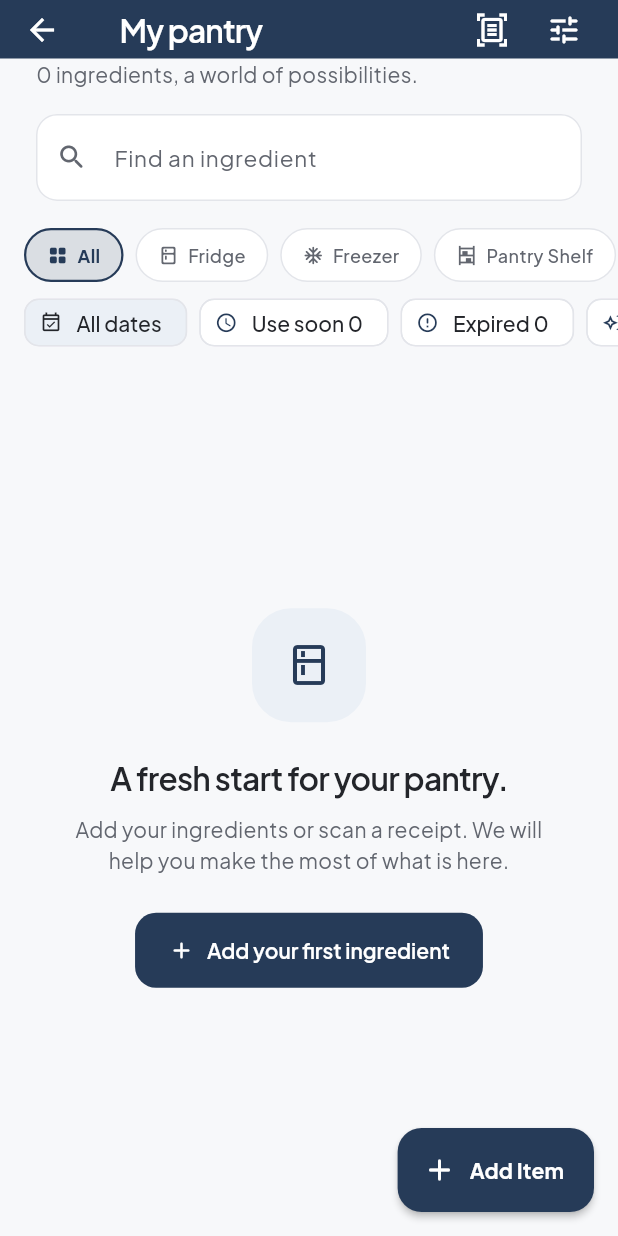
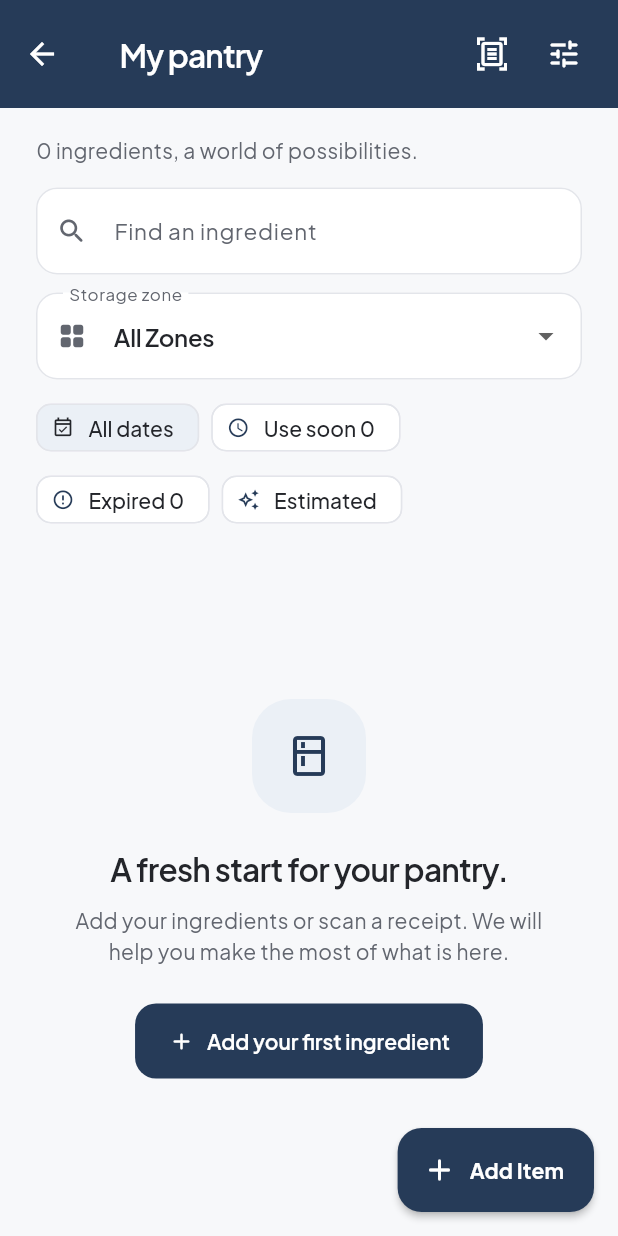
Before and after one commit to WaseeqSiddiqui/CulinaryAI, a Flutter app: the PantryScreen screen opened directly, on a phone screen of 412 x 824 dp. Run offline on Flutter 3.47's test engine with Material 3 defaults, Android fonts, the phone set to English and light mode, and no system bars; our stand-ins replace cloud_firestore, firebase_auth, firebase_core, flutter_tts, google_sign_in, image_picker and 2 more; missing offline and left inert: flutter_inappwebview; accounts and stored records are empty.

Commit message:
Refine pantry navigation and add branded startup with resilient saved login

```diff
--- a/lib/core/theme/app_theme.dart
+++ b/lib/core/theme/app_theme.dart
@@ -8,20 +8,25 @@ class AppTheme {
   static const freshHerb = Color(0xFF2D7B56);
   static const freshHerbLight = Color(0xFFA9D4B9);
   static const freshHerbDark = Color(0xFF205B3D);
-  static const warmSaffron = Color(0xFFA76B20);
-  static const warmSaffronLight = Color(0xFFF5DCAD);
+  static const accentViolet = Color(0xFF7055C6);
+  static const accentVioletLight = Color(0xFFD7CAFF);
+  static const accentVioletBright = Color(0xFFB9A5FF);
+  static const accentVioletSoft = Color(0xFFF0EAFF);
+  // Compatibility aliases keep existing badges and controls on one palette.
+  static const warmSaffron = accentViolet;
+  static const warmSaffronLight = accentVioletSoft;
   static const errorRed = Color(0xFFBA2F3D);
   static const successGreen = freshHerb;
   static const primaryEmerald = primaryFlame;
   static const primaryLight = primaryFlameLight;
   static const primaryDark = primaryFlameDark;
-  static const terracottaAccent = Color(0xFFA2643F);
-  static const copperLight = Color(0xFFE3BB9F);
+  static const terracottaAccent = accentViolet;
+  static const copperLight = accentVioletLight;
   static const warmAmber = warmSaffron;
   static const zoneFridge = Color(0xFF3E7C9C);
   static const zoneFreezer = Color(0xFF7B70B1);
-  static const zonePantry = Color(0xFFA76B20);
-  static const zoneSpice = Color(0xFFA2643F);
+  static const zonePantry = accentViolet;
+  static const zoneSpice = Color(0xFF5E459F);
   static const creamWarm = Color(0xFFF7F8FA);
   static const creamBeige = Color(0xFFEFF0F3);
   static const creamSurface = Color(0xFFF3F4F6);
@@ -90,11 +95,11 @@ class AppTheme {
         ).copyWith(
           primary: accent,
           onPrimary: dark ? bgDark : Colors.white,
-          secondary: dark ? copperLight : terracottaAccent,
+          secondary: dark ? accentVioletLight : accentViolet,
           onSecondary: dark ? bgDark : Colors.white,
-          secondaryContainer: dark ? surfaceDark3 : const Color(0xFFF4EAE3),
+          secondaryContainer: dark ? surfaceDark3 : accentVioletSoft,
           onSecondaryContainer: ink,
-          tertiary: dark ? copperLight : terracottaAccent,
+          tertiary: dark ? accentVioletLight : accentViolet,
           onTertiary: dark ? bgDark : Colors.white,
           surface: surface,
           onSurface: ink,
@@ -104,7 +109,7 @@ class AppTheme {
           onPrimaryContainer: ink,
           outline: border,
           outlineVariant: border,
-          error: dark ? const Color(0xFFE9A095) : errorRed,
+          error: dark ? const Color(0xFFFFB4BF) : errorRed,
           onError: dark ? bgDark : Colors.white,
         );
     return base.copyWith(
@@ -268,7 +273,7 @@ class AppTheme {
         elevation: 0,
         backgroundColor: barBackground,
         surfaceTintColor: Colors.transparent,
-        indicatorColor: terracottaAccent,
+        indicatorColor: accentVioletBright,
         overlayColor: WidgetStateProperty.resolveWith((states) {
           if (states.contains(WidgetState.pressed)) {
             return Colors.white.withValues(alpha: .16);
@@ -286,7 +291,7 @@ class AppTheme {
                 ? FontWeight.w700
                 : FontWeight.w500,
             color: states.contains(WidgetState.selected)
-                ? copperLight
+                ? accentVioletLight
                 : primaryFlameLight,
           ),
         ),
@@ -294,7 +299,7 @@ class AppTheme {
           (states) => IconThemeData(
             size: 22,
             color: states.contains(WidgetState.selected)
-                ? Colors.white
+                ? primaryFlameDark
                 : primaryFlameLight,
           ),
         ),
--- a/lib/screens/cooking/guided_cooking_screen.dart
+++ b/lib/screens/cooking/guided_cooking_screen.dart
@@ -382,7 +382,7 @@ class _GuidedCookingViewState extends State<_GuidedCookingView> {
               bottom: const TabBar(
                 labelColor: Colors.white,
                 unselectedLabelColor: AppTheme.primaryFlameLight,
-                indicatorColor: AppTheme.copperLight,
+                indicatorColor: AppTheme.accentVioletLight,
                 tabs: [
                   Tab(icon: Icon(Icons.soup_kitchen_rounded), text: 'Cook'),
                   Tab(icon: Icon(Icons.forum_outlined), text: 'Ask Chef'),
--- a/lib/screens/pantry/pantry_screen.dart
+++ b/lib/screens/pantry/pantry_screen.dart
@@ -150,9 +150,10 @@ class _PantryScreenState extends State<PantryScreen>
     final grouped = pantry.itemsByZone;
 
     return Scaffold(
+      appBar: _buildAppBar(context, pantry),
       body: NestedScrollView(
         headerSliverBuilder: (context, innerBoxIsScrolled) => [
-          _buildSliverAppBar(context, pantry, isDark, innerBoxIsScrolled),
+          SliverToBoxAdapter(child: _buildPantryHeader(context, pantry)),
         ],
         body: pantry.allItems.isEmpty
             ? _buildEmptyState(context)
@@ -172,15 +173,7 @@ class _PantryScreenState extends State<PantryScreen>
     );
   }
 
-  SliverAppBar _buildSliverAppBar(
-    BuildContext context,
-    PantryProvider pantry,
-    bool isDark,
-    bool innerBoxIsScrolled,
-  ) {
-    return SliverAppBar(
-      pinned: true,
-      automaticallyImplyLeading: true,
+  AppBar _buildAppBar(BuildContext context, PantryProvider pantry) => AppBar(
     title: const Text('My pantry'),
     actions: [
       IconButton(
@@ -198,25 +191,23 @@ class _PantryScreenState extends State<PantryScreen>
       ),
       const SizedBox(width: 12),
     ],
-      bottom: PreferredSize(
-        preferredSize: const Size.fromHeight(184),
-        child: ColoredBox(
-          color: Theme.of(context).scaffoldBackgroundColor,
+  );
+
+  Widget _buildPantryHeader(
+    BuildContext context,
+    PantryProvider pantry,
+  ) => Padding(
+    padding: const EdgeInsets.fromLTRB(24, 18, 24, 8),
     child: Column(
-            crossAxisAlignment: CrossAxisAlignment.start,
-            children: [
-              Padding(
-                padding: const EdgeInsets.fromLTRB(24, 0, 24, 16),
-                child: Text(
+      crossAxisAlignment: CrossAxisAlignment.stretch,
+      children: [
+        Text(
           '${pantry.totalCount} ingredients, a world of possibilities.',
-                  style: Theme.of(context).textTheme.bodyMedium?.copyWith(
-                    color: Theme.of(context).colorScheme.onSurfaceVariant,
-                  ),
-                ),
-              ),
-              Padding(
-                padding: const EdgeInsets.symmetric(horizontal: 24),
-                child: TextField(
+          style: Theme.of(context).textTheme.bodyMedium
+              ?.copyWith(color: Theme.of(context).colorScheme.onSurfaceVariant),
+        ),
+        const SizedBox(height: 14),
+        TextField(
           controller: _searchController,
           onChanged: pantry.setSearch,
           decoration: const InputDecoration(
@@ -225,16 +216,35 @@ class _PantryScreenState extends State<PantryScreen>
             isDense: true,
           ),
         ),
-              ),
-              const SizedBox(height: 10),
-              _buildZoneChips(pantry, isDark),
+        const SizedBox(height: 12),
+        DropdownButtonFormField<String>(
+          key: ValueKey('pantry-zone-${pantry.selectedZone ?? 'all'}'),
+          initialValue: pantry.selectedZone ?? 'All',
+          isExpanded: true,
+          decoration: InputDecoration(
+            labelText: 'Storage zone',
+            prefixIcon: Icon(
+              _zoneMeta[pantry.selectedZone]?.icon ?? Icons.grid_view_rounded,
+              size: 20,
+            ),
+          ),
+          items: [
+            const DropdownMenuItem(value: 'All', child: Text('All Zones')),
+            ...PantryProvider.zones.map(
+              (zone) => DropdownMenuItem(
+                value: zone,
+                child: Text(_zoneMeta[zone]!.label),
+              ),
+            ),
+          ],
+          onChanged: (zone) =>
+              pantry.setZoneFilter(zone == 'All' ? null : zone),
+        ),
+        const SizedBox(height: 12),
         _buildExpiryChips(pantry),
       ],
     ),
-        ),
-      ),
-    );
-  }
+  );
 
   Widget _buildExpiryChips(PantryProvider pantry) {
     final entries = <(PantryExpiryFilter, String, IconData, int?)>[
@@ -263,18 +273,13 @@ class _PantryScreenState extends State<PantryScreen>
         null,
       ),
     ];
-    return SizedBox(
-      height: 44,
-      child: ListView.separated(
-        scrollDirection: Axis.horizontal,
-        padding: const EdgeInsets.fromLTRB(16, 2, 16, 8),
-        itemCount: entries.length,
-        separatorBuilder: (_, _) => const SizedBox(width: 8),
-        itemBuilder: (_, index) {
-          final entry = entries[index];
-          final selected = pantry.expiryFilter == entry.$1;
-          return FilterChip(
-            selected: selected,
+    return Wrap(
+      spacing: 8,
+      runSpacing: 8,
+      children: entries
+          .map(
+            (entry) => FilterChip(
+              selected: pantry.expiryFilter == entry.$1,
               showCheckmark: false,
               avatar: Icon(entry.$3, size: 15),
               label: Text(
@@ -282,44 +287,9 @@ class _PantryScreenState extends State<PantryScreen>
               ),
               onSelected: (_) => pantry.setExpiryFilter(entry.$1),
               visualDensity: VisualDensity.compact,
-          );
-        },
-      ),
-    );
-  }
-
-  Widget _buildZoneChips(PantryProvider pantry, bool isDark) {
-    return SizedBox(
-      height: 52,
-      child: ListView(
-        scrollDirection: Axis.horizontal,
-        padding: const EdgeInsets.symmetric(horizontal: 16, vertical: 8),
-        children: [
-          _ZoneChip(
-            label: 'All',
-            icon: Icons.grid_view_rounded,
-            color: isDark ? AppTheme.primaryFlameLight : AppTheme.primaryFlame,
-            isSelected: pantry.selectedZone == null,
-            onTap: () => pantry.setZoneFilter(null),
-          ),
-          const SizedBox(width: 8),
-          ...PantryProvider.zones.map((zone) {
-            final meta = _zoneMeta[zone]!;
-            return Padding(
-              padding: const EdgeInsets.only(right: 8),
-              child: _ZoneChip(
-                label: meta.label,
-                icon: meta.icon,
-                color: meta.color,
-                isSelected: pantry.selectedZone == zone,
-                onTap: () => pantry.setZoneFilter(
-                  pantry.selectedZone == zone ? null : zone,
-                ),
-              ),
-            );
-          }),
-        ],
-      ),
+            ),
+          )
+          .toList(),
     );
   }
 
@@ -866,77 +836,6 @@ class _QtyBtn extends StatelessWidget {
 }
 
 // ── Zone Chip ─────────────────────────────────────────────────────────────────
-
-class _ZoneChip extends StatelessWidget {
-  final String label;
-  final IconData icon;
-  final Color color;
-  final bool isSelected;
-  final VoidCallback onTap;
-
-  const _ZoneChip({
-    required this.label,
-    required this.icon,
-    required this.color,
-    required this.isSelected,
-    required this.onTap,
-  });
-
-  @override
-  Widget build(BuildContext context) {
-    final isDark = Theme.of(context).brightness == Brightness.dark;
-    return GestureDetector(
-      onTap: onTap,
-      child: AnimatedContainer(
-        duration: const Duration(milliseconds: 200),
-        padding: const EdgeInsets.symmetric(horizontal: 14, vertical: 7),
-        decoration: BoxDecoration(
-          color: isSelected
-              ? color.withValues(alpha: isDark ? 0.2 : 0.14)
-              : (isDark ? AppTheme.surfaceDark2 : Colors.white),
-          borderRadius: BorderRadius.circular(20),
-          border: Border.all(
-            color: isSelected
-                ? color
-                : (isDark ? AppTheme.borderDark : AppTheme.borderLight),
-            width: isSelected ? 1.5 : 1,
-          ),
-        ),
-        child: Row(
-          mainAxisSize: MainAxisSize.min,
-          children: [
-            Icon(
-              icon,
-              size: 14,
-              color: isSelected
-                  ? color
-                  : (isDark
-                        ? AppTheme.textDarkSecondary
-                        : AppTheme.textLightSecondary),
-            ),
-            const SizedBox(width: 6),
-            Text(
-              label,
-              style: TextStyle(
-                fontSize: 12,
-                fontWeight: isSelected ? FontWeight.w700 : FontWeight.w500,
-                color: isSelected
-                    ? color
-                    : (isDark
-                          ? AppTheme.textDarkSecondary
-                          : AppTheme.textLightSecondary),
-              ),
-            ),
-          ],
-        ),
-      ),
-    );
-  }
-}
-
-// ── Stat Chip ─────────────────────────────────────────────────────────────────
-
-// ── Add / Edit Sheet ──────────────────────────────────────────────────────────
 
 class _AddEditSheet extends StatefulWidget {
   final PantryItemModel? item;
```
Also changed, not shown: lib/main.dart (+7 -14 lines), lib/providers/auth_provider.dart (+69 -11 lines), lib/screens/startup/splash_screen.dart (added, +107 -0 lines), lib/services/auth_service.dart (+11 -0 lines), 16 other files. Lines whose indentation alone changed are shown as unchanged.
